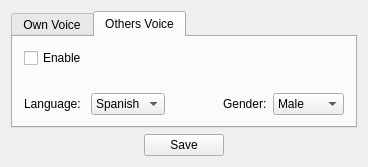
Old version of the form UiModule/ui/TTSChatWidget.ui in the repository enne/naali.
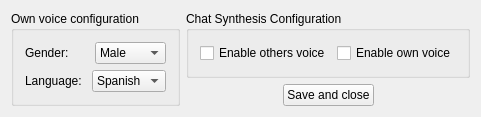
New version of the form. The open tabs and pages were chosen to show the change.

Commit message: GUI TTSChatWidget rediseñada.

What changed in the file:
```diff
--- a/UiModule/ui/TTSChatWidget.ui
+++ b/UiModule/ui/TTSChatWidget.ui
@@ -6,8 +6,8 @@
    <rect>
     <x>0</x>
     <y>0</y>
-    <width>368</width>
-    <height>167</height>
+    <width>426</width>
+    <height>105</height>
    </rect>
   </property>
   <property name="windowTitle">
@@ -16,94 +16,19 @@
   <property name="locale">
    <locale language="English" country="Namibia"/>
   </property>
-  <layout class="QVBoxLayout" name="verticalLayout_5">
+  <layout class="QGridLayout" name="gridLayout_3">
+   <item row="0" column="0">
+    <layout class="QHBoxLayout" name="horizontalLayout_5">
    <item>
-    <layout class="QVBoxLayout" name="verticalLayout_4">
-     <item>
-      <layout class="QVBoxLayout" name="verticalLayout_3">
-       <item>
-        <widget class="QTabWidget" name="tabWidget">
-         <property name="currentIndex">
-          <number>0</number>
-         </property>
-         <widget class="QWidget" name="tab">
-          <attribute name="title">
-           <string>Own Voice</string>
-          </attribute>
+      <widget class="QGroupBox" name="groupBox">
+       <property name="title">
+        <string>Own voice configuration</string>
+       </property>
+       <layout class="QGridLayout" name="gridLayout_2">
+        <item row="0" column="0">
           <layout class="QVBoxLayout" name="verticalLayout">
-           <item>
-            <layout class="QHBoxLayout" name="horizontalLayout_2">
-             <item>
-              <widget class="QCheckBox" name="ownEnableCheckBox">
-               <property name="text">
-                <string>Enable</string>
-               </property>
-              </widget>
-             </item>
-             <item>
-              <spacer name="horizontalSpacer_2">
-               <property name="orientation">
-                <enum>Qt::Horizontal</enum>
-               </property>
-               <property name="sizeHint" stdset="0">
-                <size>
-                 <width>228</width>
-                 <height>20</height>
-                </size>
-               </property>
-              </spacer>
-             </item>
-            </layout>
-           </item>
-           <item>
-            <spacer name="verticalSpacer">
-             <property name="orientation">
-              <enum>Qt::Vertical</enum>
-             </property>
-             <property name="sizeHint" stdset="0">
-              <size>
-               <width>20</width>
-               <height>15</height>
-              </size>
-             </property>
-            </spacer>
-           </item>
            <item>
             <layout class="QHBoxLayout" name="horizontalLayout">
-             <item>
-              <widget class="QLabel" name="label">
-               <property name="text">
-                <string>Language: </string>
-               </property>
-              </widget>
-             </item>
-             <item>
-              <widget class="QComboBox" name="ownLangComboBox">
-               <item>
-                <property name="text">
-                 <string>Spanish</string>
-                </property>
-               </item>
-               <item>
-                <property name="text">
-                 <string>English</string>
-                </property>
-               </item>
-              </widget>
-             </item>
-             <item>
-              <spacer name="horizontalSpacer">
-               <property name="orientation">
-                <enum>Qt::Horizontal</enum>
-               </property>
-               <property name="sizeHint" stdset="0">
-                <size>
-                 <width>40</width>
-                 <height>20</height>
-                </size>
-               </property>
-              </spacer>
-             </item>
              <item>
               <widget class="QLabel" name="label_2">
                <property name="text">
@@ -127,136 +52,83 @@
              </item>
             </layout>
            </item>
-          </layout>
-         </widget>
-         <widget class="QWidget" name="tab_2">
-          <attribute name="title">
-           <string>Others Voice</string>
-          </attribute>
+          <item>
+           <layout class="QHBoxLayout" name="horizontalLayout_2">
+            <item>
+             <widget class="QLabel" name="label">
+              <property name="text">
+               <string>Language: </string>
+              </property>
+             </widget>
+            </item>
+            <item>
+             <widget class="QComboBox" name="ownLangComboBox">
+              <property name="sizePolicy">
+               <sizepolicy hsizetype="Preferred" vsizetype="Fixed">
+                <horstretch>0</horstretch>
+                <verstretch>0</verstretch>
+               </sizepolicy>
+              </property>
+              <item>
+               <property name="text">
+                <string>Spanish</string>
+               </property>
+              </item>
+              <item>
+               <property name="text">
+                <string>English</string>
+               </property>
+              </item>
+             </widget>
+            </item>
+           </layout>
+          </item>
+         </layout>
+        </item>
+       </layout>
+      </widget>
+     </item>
+     <item>
           <layout class="QVBoxLayout" name="verticalLayout_2">
            <item>
+        <widget class="QGroupBox" name="groupBox_2">
+         <property name="title">
+          <string>Chat Synthesis Configuration</string>
+         </property>
+         <layout class="QGridLayout" name="gridLayout">
+          <item row="0" column="0">
             <layout class="QHBoxLayout" name="horizontalLayout_3">
              <item>
               <widget class="QCheckBox" name="othersEnableCheckBox">
                <property name="text">
-                <string>Enable</string>
+               <string>Enable others voice</string>
                </property>
               </widget>
              </item>
              <item>
-              <spacer name="horizontalSpacer_3">
-               <property name="orientation">
-                <enum>Qt::Horizontal</enum>
-               </property>
-               <property name="sizeHint" stdset="0">
-                <size>
-                 <width>228</width>
-                 <height>20</height>
-                </size>
-               </property>
-              </spacer>
+             <widget class="QCheckBox" name="ownEnableCheckBox">
+              <property name="text">
+               <string>Enable own voice</string>
+              </property>
+             </widget>
              </item>
             </layout>
            </item>
-           <item>
-            <spacer name="verticalSpacer_2">
-             <property name="orientation">
-              <enum>Qt::Vertical</enum>
-             </property>
-             <property name="sizeHint" stdset="0">
-              <size>
-               <width>20</width>
-               <height>42</height>
-              </size>
-             </property>
-            </spacer>
+         </layout>
+         <zorder>othersEnableCheckBox</zorder>
+         <zorder></zorder>
+        </widget>
            </item>
            <item>
             <layout class="QHBoxLayout" name="horizontalLayout_4">
              <item>
-              <widget class="QLabel" name="label_3">
-               <property name="text">
-                <string>Language: </string>
-               </property>
-              </widget>
-             </item>
-             <item>
-              <widget class="QComboBox" name="othersLangComboBox">
-               <item>
-                <property name="text">
-                 <string>Spanish</string>
-                </property>
-               </item>
-               <item>
-                <property name="text">
-                 <string>English</string>
-                </property>
-               </item>
-              </widget>
-             </item>
-             <item>
-              <spacer name="horizontalSpacer_4">
+          <spacer name="horizontalSpacer">
                <property name="orientation">
                 <enum>Qt::Horizontal</enum>
                </property>
                <property name="sizeHint" stdset="0">
                 <size>
-                 <width>40</width>
-                 <height>20</height>
-                </size>
-               </property>
-              </spacer>
-             </item>
-             <item>
-              <widget class="QLabel" name="label_4">
-               <property name="text">
-                <string>Gender:</string>
-               </property>
-              </widget>
-             </item>
-             <item>
-              <widget class="QComboBox" name="othersGendComboBox">
-               <item>
-                <property name="text">
-                 <string>Male</string>
-                </property>
-               </item>
-               <item>
-                <property name="text">
-                 <string>Female</string>
-                </property>
-               </item>
-              </widget>
-             </item>
-            </layout>
-           </item>
-          </layout>
-         </widget>
-        </widget>
-       </item>
-       <item>
-        <spacer name="verticalSpacer_3">
-         <property name="orientation">
-          <enum>Qt::Vertical</enum>
-         </property>
-         <property name="sizeHint" stdset="0">
-          <size>
-           <width>20</width>
-           <height>10</height>
-          </size>
-         </property>
-        </spacer>
-       </item>
-       <item>
-        <layout class="QHBoxLayout" name="horizontalLayout_5">
-         <item>
-          <spacer name="horizontalSpacer_5">
-           <property name="orientation">
-            <enum>Qt::Horizontal</enum>
-           </property>
-           <property name="sizeHint" stdset="0">
-            <size>
-             <width>88</width>
+             <width>58</width>
              <height>20</height>
             </size>
            </property>
@@ -265,18 +137,18 @@
          <item>
           <widget class="QPushButton" name="saveButton">
            <property name="text">
-            <string>Save</string>
+            <string>Save and close</string>
            </property>
           </widget>
          </item>
          <item>
-          <spacer name="horizontalSpacer_6">
+          <spacer name="horizontalSpacer_2">
            <property name="orientation">
             <enum>Qt::Horizontal</enum>
            </property>
            <property name="sizeHint" stdset="0">
             <size>
-             <width>88</width>
+             <width>58</width>
              <height>20</height>
             </size>
            </property>
```
Lines whose indentation alone changed are shown as unchanged. The commit also changes 2 other files.
